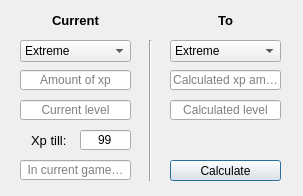
Above: test.ui from Synflor/XpCalculator before the change. Below: the same form after it.
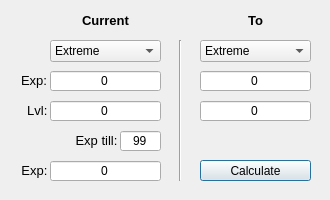
That is the form after the change. Icons and pictures are not drawn.

What changed in the file:
```diff
--- a/test.ui
+++ b/test.ui
@@ -6,8 +6,8 @@
    <rect>
     <x>0</x>
     <y>0</y>
-    <width>303</width>
-    <height>196</height>
+    <width>330</width>
+    <height>200</height>
    </rect>
   </property>
   <property name="windowTitle">
@@ -17,10 +17,19 @@
    <iconset>
     <normaloff>../../../../Pictures/Photoshop/Runique/Logo..png</normaloff>../../../../Pictures/Photoshop/Runique/Logo..png</iconset>
   </property>
+  <property name="whatsThis">
+   <string/>
+  </property>
+  <property name="autoFillBackground">
+   <bool>false</bool>
+  </property>
+  <property name="locale">
+   <locale language="English" country="UnitedKingdom"/>
+  </property>
   <widget class="QComboBox" name="currentGamemode">
    <property name="geometry">
     <rect>
-     <x>20</x>
+     <x>50</x>
      <y>40</y>
      <width>111</width>
      <height>22</height>
@@ -60,7 +69,7 @@
   <widget class="QComboBox" name="newGamemode">
    <property name="geometry">
     <rect>
-     <x>170</x>
+     <x>200</x>
      <y>40</y>
      <width>111</width>
      <height>22</height>
@@ -97,29 +106,10 @@
     </property>
    </item>
   </widget>
-  <widget class="QLineEdit" name="currentXp">
-   <property name="geometry">
-    <rect>
-     <x>20</x>
-     <y>70</y>
-     <width>111</width>
-     <height>20</height>
-    </rect>
-   </property>
-   <property name="inputMethodHints">
-    <set>Qt::ImhDigitsOnly</set>
-   </property>
-   <property name="alignment">
-    <set>Qt::AlignCenter</set>
-   </property>
-   <property name="placeholderText">
-    <string>Amount of xp</string>
-   </property>
-  </widget>
   <widget class="QLabel" name="label">
    <property name="geometry">
     <rect>
-     <x>20</x>
+     <x>50</x>
      <y>10</y>
      <width>111</width>
      <height>20</height>
@@ -142,7 +132,7 @@
   <widget class="QLabel" name="label_2">
    <property name="geometry">
     <rect>
-     <x>170</x>
+     <x>200</x>
      <y>10</y>
      <width>111</width>
      <height>20</height>
@@ -162,35 +152,10 @@
     <set>Qt::AlignCenter</set>
    </property>
   </widget>
-  <widget class="QLineEdit" name="calculatedXp">
-   <property name="enabled">
-    <bool>true</bool>
-   </property>
-   <property name="geometry">
-    <rect>
-     <x>170</x>
-     <y>70</y>
-     <width>111</width>
-     <height>20</height>
-    </rect>
-   </property>
-   <property name="inputMethodHints">
-    <set>Qt::ImhDigitsOnly</set>
-   </property>
-   <property name="alignment">
-    <set>Qt::AlignCenter</set>
-   </property>
-   <property name="readOnly">
-    <bool>true</bool>
-   </property>
-   <property name="placeholderText">
-    <string>Calculated xp amount</string>
-   </property>
-  </widget>
   <widget class="QPushButton" name="calculateButton">
    <property name="geometry">
     <rect>
-     <x>170</x>
+     <x>200</x>
      <y>160</y>
      <width>111</width>
      <height>21</height>
@@ -200,35 +165,10 @@
     <string>Calculate</string>
    </property>
   </widget>
-  <widget class="QLineEdit" name="calculatedXpTill99">
-   <property name="enabled">
-    <bool>true</bool>
-   </property>
-   <property name="geometry">
-    <rect>
-     <x>20</x>
-     <y>160</y>
-     <width>111</width>
-     <height>20</height>
-    </rect>
-   </property>
-   <property name="inputMethodHints">
-    <set>Qt::ImhDigitsOnly</set>
-   </property>
-   <property name="alignment">
-    <set>Qt::AlignCenter</set>
-   </property>
-   <property name="readOnly">
-    <bool>true</bool>
-   </property>
-   <property name="placeholderText">
-    <string>In current gamemode</string>
-   </property>
-  </widget>
   <widget class="QLabel" name="label_3">
    <property name="geometry">
     <rect>
-     <x>20</x>
+     <x>60</x>
      <y>130</y>
      <width>61</width>
      <height>20</height>
@@ -240,70 +180,16 @@
     </font>
    </property>
    <property name="text">
-    <string>Xp till: </string>
+    <string>Exp till: </string>
    </property>
    <property name="alignment">
-    <set>Qt::AlignCenter</set>
-   </property>
-  </widget>
-  <widget class="QLineEdit" name="enteredLvlCompared">
-   <property name="geometry">
-    <rect>
-     <x>80</x>
-     <y>130</y>
-     <width>51</width>
-     <height>20</height>
-    </rect>
-   </property>
-   <property name="text">
-    <string>99</string>
-   </property>
-   <property name="maxLength">
-    <number>3</number>
-   </property>
-   <property name="alignment">
-    <set>Qt::AlignCenter</set>
-   </property>
-   <property name="placeholderText">
-    <string>Lvl</string>
-   </property>
-  </widget>
-  <widget class="QLineEdit" name="lineEdit">
-   <property name="geometry">
-    <rect>
-     <x>20</x>
-     <y>100</y>
-     <width>111</width>
-     <height>20</height>
-    </rect>
-   </property>
-   <property name="alignment">
-    <set>Qt::AlignCenter</set>
-   </property>
-   <property name="placeholderText">
-    <string>Current level</string>
-   </property>
-  </widget>
-  <widget class="QLineEdit" name="lineEdit_2">
-   <property name="geometry">
-    <rect>
-     <x>170</x>
-     <y>100</y>
-     <width>111</width>
-     <height>20</height>
-    </rect>
-   </property>
-   <property name="alignment">
-    <set>Qt::AlignCenter</set>
-   </property>
-   <property name="placeholderText">
-    <string>Calculated level</string>
+    <set>Qt::AlignRight|Qt::AlignTrailing|Qt::AlignVCenter</set>
    </property>
   </widget>
   <widget class="Line" name="line">
    <property name="geometry">
     <rect>
-     <x>140</x>
+     <x>170</x>
      <y>40</y>
      <width>20</width>
      <height>141</height>
@@ -313,6 +199,303 @@
     <enum>Qt::Vertical</enum>
    </property>
   </widget>
+  <widget class="QLabel" name="label_4">
+   <property name="geometry">
+    <rect>
+     <x>6</x>
+     <y>70</y>
+     <width>41</width>
+     <height>20</height>
+    </rect>
+   </property>
+   <property name="font">
+    <font>
+     <pointsize>10</pointsize>
+    </font>
+   </property>
+   <property name="text">
+    <string>Exp:</string>
+   </property>
+   <property name="alignment">
+    <set>Qt::AlignRight|Qt::AlignTrailing|Qt::AlignVCenter</set>
+   </property>
+  </widget>
+  <widget class="QLabel" name="label_5">
+   <property name="geometry">
+    <rect>
+     <x>10</x>
+     <y>100</y>
+     <width>41</width>
+     <height>20</height>
+    </rect>
+   </property>
+   <property name="font">
+    <font>
+     <pointsize>10</pointsize>
+    </font>
+   </property>
+   <property name="text">
+    <string>Lvl: </string>
+   </property>
+   <property name="alignment">
+    <set>Qt::AlignRight|Qt::AlignTrailing|Qt::AlignVCenter</set>
+   </property>
+  </widget>
+  <widget class="QSpinBox" name="currentXp">
+   <property name="geometry">
+    <rect>
+     <x>50</x>
+     <y>70</y>
+     <width>111</width>
+     <height>22</height>
+    </rect>
+   </property>
+   <property name="font">
+    <font>
+     <pointsize>9</pointsize>
+    </font>
+   </property>
+   <property name="toolTip">
+    <string>Input the base-xp you'd like to calculate off.</string>
+   </property>
+   <property name="locale">
+    <locale language="English" country="UnitedKingdom"/>
+   </property>
+   <property name="alignment">
+    <set>Qt::AlignCenter</set>
+   </property>
+   <property name="buttonSymbols">
+    <enum>QAbstractSpinBox::NoButtons</enum>
+   </property>
+   <property name="showGroupSeparator" stdset="0">
+    <bool>true</bool>
+   </property>
+   <property name="maximum">
+    <number>200000000</number>
+   </property>
+   <property name="singleStep">
+    <number>1000</number>
+   </property>
+  </widget>
+  <widget class="QSpinBox" name="currentLevel">
+   <property name="geometry">
+    <rect>
+     <x>50</x>
+     <y>100</y>
+     <width>111</width>
+     <height>22</height>
+    </rect>
+   </property>
+   <property name="font">
+    <font>
+     <pointsize>9</pointsize>
+    </font>
+   </property>
+   <property name="toolTip">
+    <string>The current level based off the current Exp.</string>
+   </property>
+   <property name="locale">
+    <locale language="English" country="UnitedKingdom"/>
+   </property>
+   <property name="alignment">
+    <set>Qt::AlignCenter</set>
+   </property>
+   <property name="readOnly">
+    <bool>true</bool>
+   </property>
+   <property name="buttonSymbols">
+    <enum>QAbstractSpinBox::NoButtons</enum>
+   </property>
+   <property name="showGroupSeparator" stdset="0">
+    <bool>true</bool>
+   </property>
+   <property name="maximum">
+    <number>200000000</number>
+   </property>
+   <property name="singleStep">
+    <number>1000</number>
+   </property>
+  </widget>
+  <widget class="QSpinBox" name="calculatedLevel">
+   <property name="geometry">
+    <rect>
+     <x>200</x>
+     <y>100</y>
+     <width>111</width>
+     <height>22</height>
+    </rect>
+   </property>
+   <property name="font">
+    <font>
+     <pointsize>9</pointsize>
+    </font>
+   </property>
+   <property name="toolTip">
+    <string>The calculated level.</string>
+   </property>
+   <property name="locale">
+    <locale language="English" country="UnitedKingdom"/>
+   </property>
+   <property name="alignment">
+    <set>Qt::AlignCenter</set>
+   </property>
+   <property name="readOnly">
+    <bool>true</bool>
+   </property>
+   <property name="buttonSymbols">
+    <enum>QAbstractSpinBox::NoButtons</enum>
+   </property>
+   <property name="showGroupSeparator" stdset="0">
+    <bool>true</bool>
+   </property>
+   <property name="maximum">
+    <number>200000000</number>
+   </property>
+   <property name="singleStep">
+    <number>1000</number>
+   </property>
+  </widget>
+  <widget class="QSpinBox" name="calculatedXp">
+   <property name="geometry">
+    <rect>
+     <x>200</x>
+     <y>70</y>
+     <width>111</width>
+     <height>22</height>
+    </rect>
+   </property>
+   <property name="font">
+    <font>
+     <pointsize>9</pointsize>
+    </font>
+   </property>
+   <property name="toolTip">
+    <string>The calculated Exp.</string>
+   </property>
+   <property name="locale">
+    <locale language="English" country="UnitedKingdom"/>
+   </property>
+   <property name="alignment">
+    <set>Qt::AlignCenter</set>
+   </property>
+   <property name="readOnly">
+    <bool>true</bool>
+   </property>
+   <property name="buttonSymbols">
+    <enum>QAbstractSpinBox::NoButtons</enum>
+   </property>
+   <property name="showGroupSeparator" stdset="0">
+    <bool>true</bool>
+   </property>
+   <property name="maximum">
+    <number>200000000</number>
+   </property>
+   <property name="singleStep">
+    <number>1000</number>
+   </property>
+  </widget>
+  <widget class="QSpinBox" name="enteredLvlCompared">
+   <property name="geometry">
+    <rect>
+     <x>120</x>
+     <y>130</y>
+     <width>41</width>
+     <height>22</height>
+    </rect>
+   </property>
+   <property name="font">
+    <font>
+     <pointsize>9</pointsize>
+    </font>
+   </property>
+   <property name="toolTip">
+    <string>Enter the level you wish to achieve in the new gamemode before you convert.</string>
+   </property>
+   <property name="locale">
+    <locale language="English" country="UnitedKingdom"/>
+   </property>
+   <property name="alignment">
+    <set>Qt::AlignCenter</set>
+   </property>
+   <property name="readOnly">
+    <bool>true</bool>
+   </property>
+   <property name="buttonSymbols">
+    <enum>QAbstractSpinBox::NoButtons</enum>
+   </property>
+   <property name="showGroupSeparator" stdset="0">
+    <bool>true</bool>
+   </property>
+   <property name="maximum">
+    <number>120</number>
+   </property>
+   <property name="singleStep">
+    <number>1</number>
+   </property>
+   <property name="value">
+    <number>99</number>
+   </property>
+  </widget>
+  <widget class="QSpinBox" name="calculatedXpTill99">
+   <property name="geometry">
+    <rect>
+     <x>50</x>
+     <y>160</y>
+     <width>111</width>
+     <height>22</height>
+    </rect>
+   </property>
+   <property name="font">
+    <font>
+     <pointsize>9</pointsize>
+    </font>
+   </property>
+   <property name="toolTip">
+    <string>The Exp you'd need to reach to achieve set level above.</string>
+   </property>
+   <property name="locale">
+    <locale language="English" country="UnitedKingdom"/>
+   </property>
+   <property name="alignment">
+    <set>Qt::AlignCenter</set>
+   </property>
+   <property name="readOnly">
+    <bool>true</bool>
+   </property>
+   <property name="buttonSymbols">
+    <enum>QAbstractSpinBox::NoButtons</enum>
+   </property>
+   <property name="showGroupSeparator" stdset="0">
+    <bool>true</bool>
+   </property>
+   <property name="maximum">
+    <number>200000000</number>
+   </property>
+   <property name="singleStep">
+    <number>1000</number>
+   </property>
+  </widget>
+  <widget class="QLabel" name="label_6">
+   <property name="geometry">
+    <rect>
+     <x>10</x>
+     <y>160</y>
+     <width>41</width>
+     <height>20</height>
+    </rect>
+   </property>
+   <property name="font">
+    <font>
+     <pointsize>10</pointsize>
+    </font>
+   </property>
+   <property name="text">
+    <string>Exp: </string>
+   </property>
+   <property name="alignment">
+    <set>Qt::AlignRight|Qt::AlignTrailing|Qt::AlignVCenter</set>
+   </property>
+  </widget>
  </widget>
  <tabstops>
   <tabstop>currentGamemode</tabstop>
```
Left out of the diff: 4 changed lines with no effect on the pictures.
